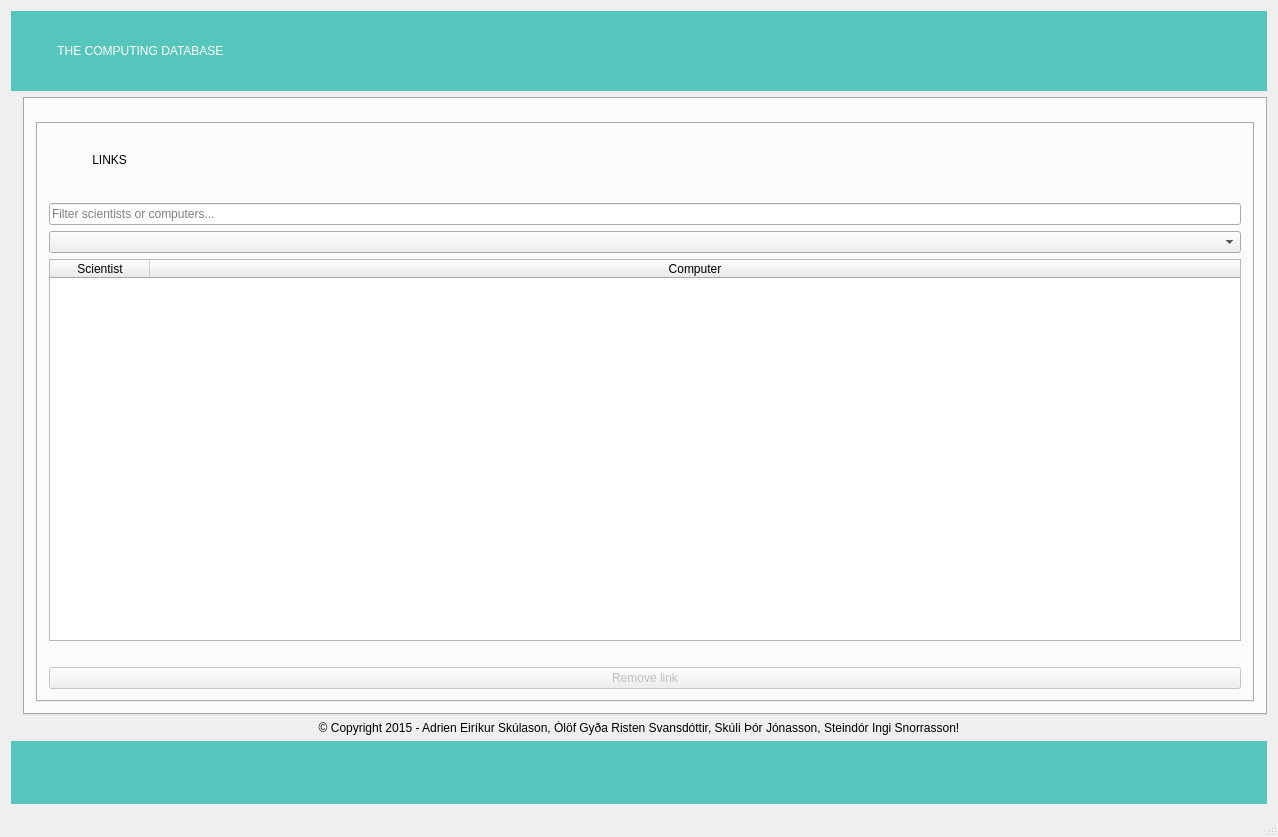
Old version of the form mainwindow.ui in the repository olofristen/VLN1_Skil3.
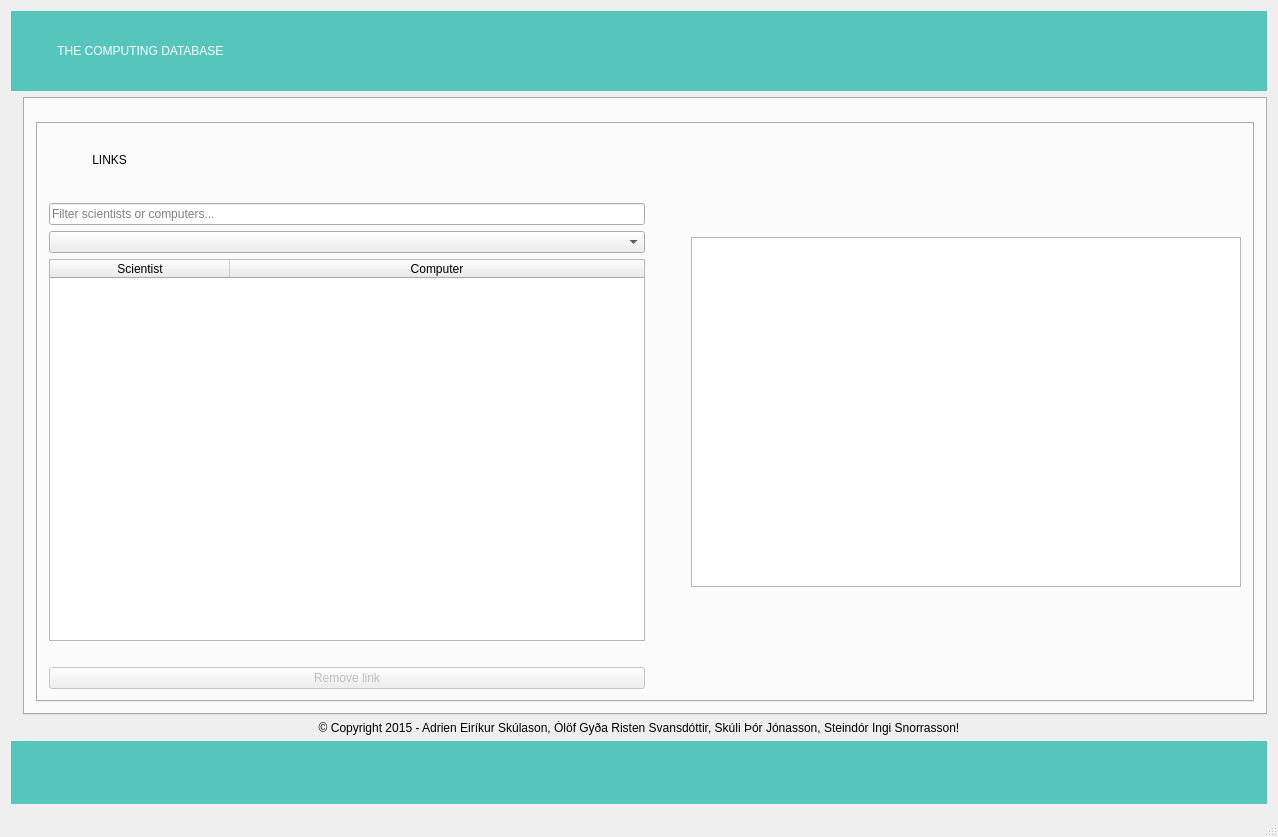
New version of the form. The open tabs and pages were chosen to show the change. Icons and pictures are not drawn.

Commit message: virkni í textaboxi þegar ýtt/skrollað er yfir linktöfluna!!

```diff
--- a/mainwindow.ui
+++ b/mainwindow.ui
@@ -1746,6 +1746,9 @@
                 <property name="sortingEnabled">
                  <bool>true</bool>
                 </property>
+                <attribute name="horizontalHeaderDefaultSectionSize">
+                 <number>180</number>
+                </attribute>
                 <attribute name="horizontalHeaderShowSortIndicator" stdset="0">
                  <bool>true</bool>
                 </attribute>
@@ -1789,6 +1792,32 @@
               </item>
              </layout>
             </item>
+            <item>
+             <spacer name="horizontalSpacer_7">
+              <property name="orientation">
+               <enum>Qt::Horizontal</enum>
+              </property>
+              <property name="sizeType">
+               <enum>QSizePolicy::Fixed</enum>
+              </property>
+              <property name="sizeHint" stdset="0">
+               <size>
+                <width>40</width>
+                <height>20</height>
+               </size>
+              </property>
+             </spacer>
+            </item>
+            <item>
+             <widget class="QTextBrowser" name="textBrowserLink">
+              <property name="maximumSize">
+               <size>
+                <width>550</width>
+                <height>350</height>
+               </size>
+              </property>
+             </widget>
+            </item>
            </layout>
           </widget>
          </widget>
```
Left out of the diff: 6 changed lines with no effect on the pictures. The commit also changes 2 other files.
